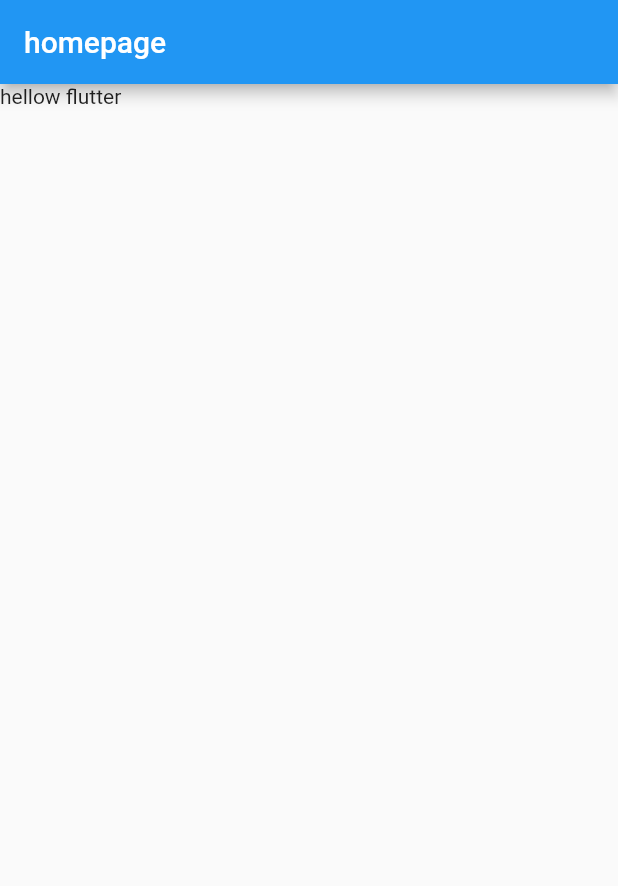
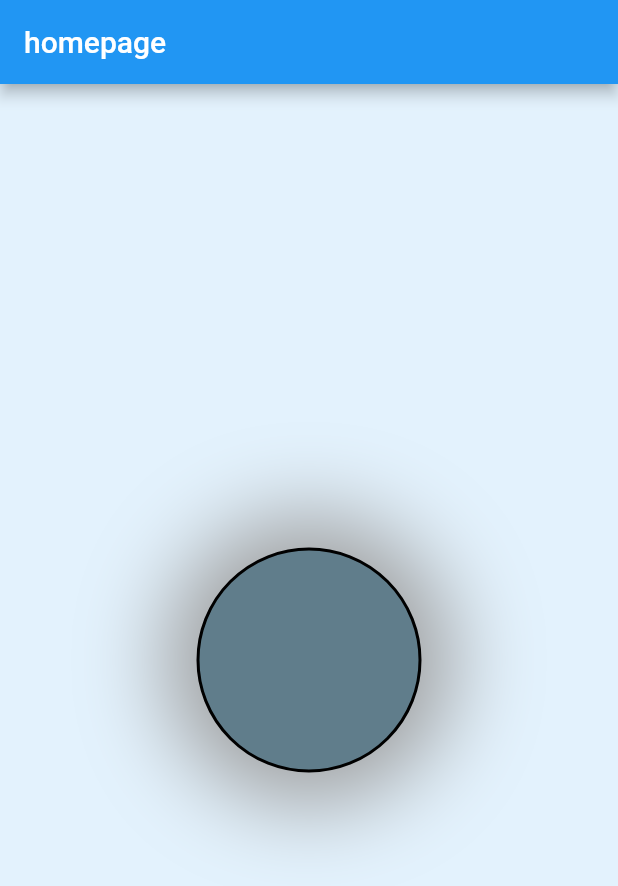
Before and after one commit to Shyamprasad07/LearnNewWidgetsFlutter, a Flutter app: the screen it shows after launch, on a phone screen of 412 x 824 dp. Shown: the top 886 px of the screen. Run offline on Flutter 3.47's test engine with Material 2 defaults, Android fonts, the phone set to English and light mode, and no system bars.

Commit message:
Decoration to Container in Flutter

```diff
--- a/lib/main.dart
+++ b/lib/main.dart
@@ -27,6 +27,24 @@ class MyHomePage extends StatelessWidget {
         appBar: AppBar(
           title: const Text("homepage"),
         ),
-        body: const Text("hellow flutter"));
+        body: Container(
+          width: double.infinity,
+          height: double.infinity,
+          color: Colors.blue.shade50,
+          child: Center(
+            child: Container(
+              width: 150,
+              height: 150,
+              decoration: BoxDecoration(
+                  color: Colors.blueGrey,
+                  border: Border.all(width: 2, color: Colors.black),
+                  boxShadow: [
+                    BoxShadow(
+                        blurRadius: 51, color: Colors.grey, spreadRadius: 21)
+                  ],
+                  shape: BoxShape.circle),
+            ),
+          ),
+        ));
   }
 }
```
